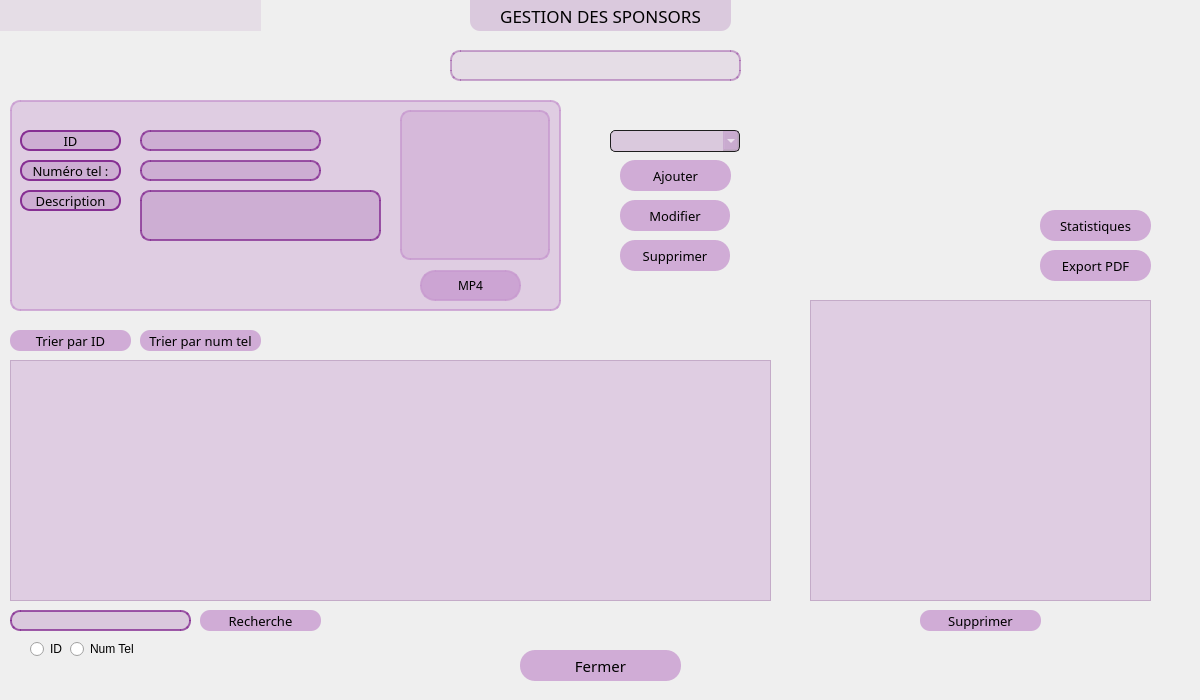
Before: the Qt Designer form mainwindow.ui in khaled-cheour/smart_event_2A30, drawn with Qt 5.
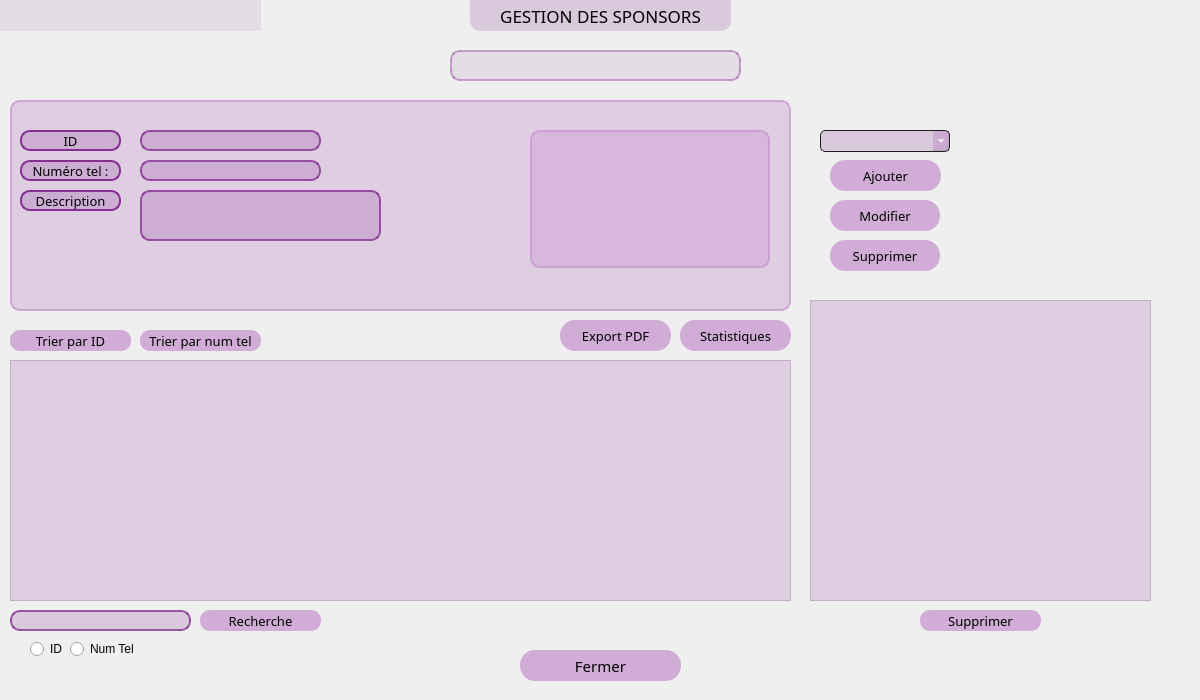
After: the same form once the commit is applied. Icons and pictures are not drawn.

```diff
--- a/mainwindow.ui
+++ b/mainwindow.ui
@@ -17,7 +17,7 @@
    <widget class="QComboBox" name="comboBox_ID">
     <property name="geometry">
      <rect>
-      <x>610</x>
+      <x>820</x>
       <y>130</y>
       <width>130</width>
       <height>22</height>
@@ -44,7 +44,7 @@
      <rect>
       <x>10</x>
       <y>100</y>
-      <width>551</width>
+      <width>781</width>
       <height>211</height>
      </rect>
     </property>
@@ -219,45 +219,14 @@
       <set>Qt::AlignCenter</set>
      </property>
     </widget>
-    <widget class="QPushButton" name="pushButton_MP4">
+    <widget class="QLabel" name="label">
      <property name="geometry">
       <rect>
-       <x>410</x>
-       <y>170</y>
-       <width>101</width>
-       <height>31</height>
+       <x>520</x>
+       <y>30</y>
+       <width>240</width>
+       <height>138</height>
       </rect>
-     </property>
-     <property name="font">
-      <font>
-       <family>Montserrat SemiBold</family>
-       <pointsize>9</pointsize>
-      </font>
-     </property>
-     <property name="styleSheet">
-      <string notr="true">QPushButton {
-background-color: rgba(199, 153, 207, 200);
-border-radius: 15px;
-}
-QPushButton:hover {
-background-color: qlineargradient(spread:pad, x1:0, y1:0, x2:0, y2:1, stop:0 rgba(207, 188, 153, 200), stop:1 rgba(199, 153, 207, 200));
-}</string>
-     </property>
-     <property name="text">
-      <string>MP4</string>
-     </property>
-    </widget>
-    <widget class="QLabel" name="label_VideoMP4">
-     <property name="geometry">
-      <rect>
-       <x>390</x>
-       <y>10</y>
-       <width>150</width>
-       <height>150</height>
-      </rect>
-     </property>
-     <property name="styleSheet">
-      <string notr="true"/>
      </property>
      <property name="text">
       <string/>
@@ -336,7 +305,7 @@
    <widget class="QPushButton" name="pB_Modifier">
     <property name="geometry">
      <rect>
-      <x>620</x>
+      <x>830</x>
       <y>200</y>
       <width>110</width>
       <height>31</height>
@@ -380,7 +349,7 @@
    <widget class="QPushButton" name="pB_Supprimer">
     <property name="geometry">
      <rect>
-      <x>620</x>
+      <x>830</x>
       <y>240</y>
       <width>110</width>
       <height>31</height>
@@ -408,7 +377,7 @@
    <widget class="QPushButton" name="pB_Ajouter">
     <property name="geometry">
      <rect>
-      <x>620</x>
+      <x>830</x>
       <y>160</y>
       <width>111</width>
       <height>31</height>
@@ -549,7 +518,7 @@
      <rect>
       <x>10</x>
       <y>360</y>
-      <width>761</width>
+      <width>781</width>
       <height>241</height>
      </rect>
     </property>
@@ -604,8 +573,8 @@
    <widget class="QPushButton" name="pB_ExPDF">
     <property name="geometry">
      <rect>
-      <x>1040</x>
-      <y>250</y>
+      <x>560</x>
+      <y>320</y>
       <width>111</width>
       <height>31</height>
      </rect>
@@ -708,8 +677,8 @@
    <widget class="QPushButton" name="pB_Stats">
     <property name="geometry">
      <rect>
-      <x>1040</x>
-      <y>210</y>
+      <x>680</x>
+      <y>320</y>
       <width>111</width>
       <height>31</height>
      </rect>
```
